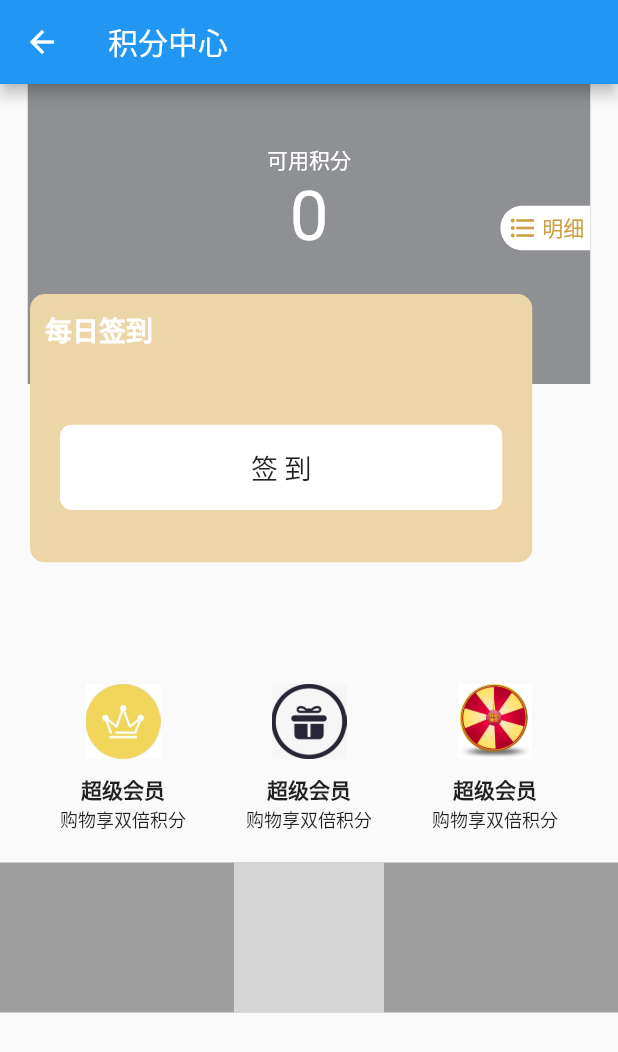
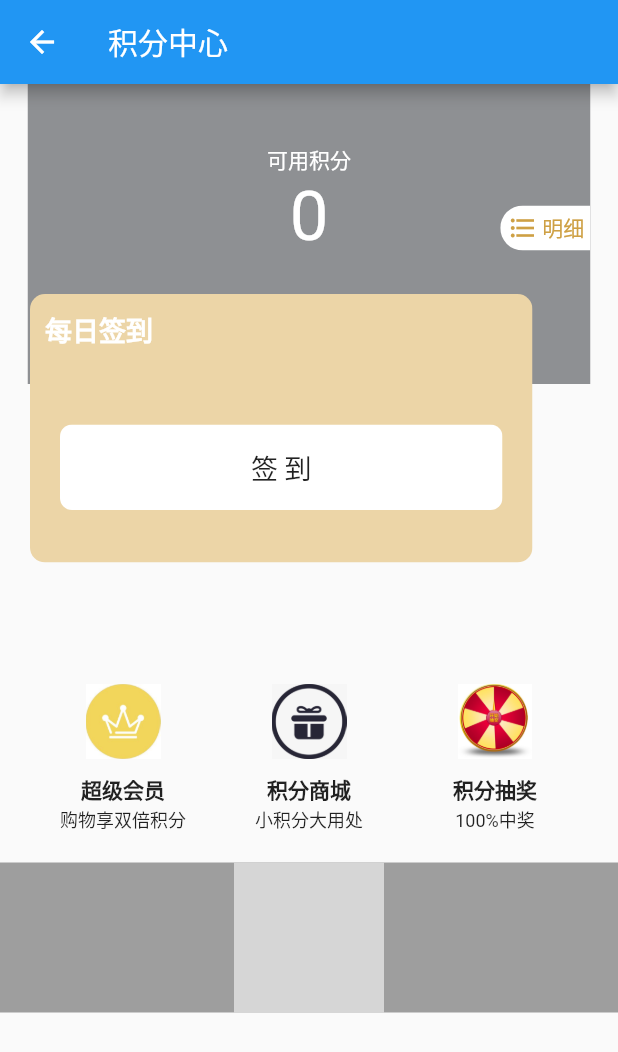
Before and after one commit to gooking/apifm-flutter-demo, a Flutter app: the SignIndex screen opened by its route, on a phone screen of 412 x 824 dp. Shown: the top 1052 px of the screen. Run offline on Flutter 3.47's test engine with Material 2 defaults, Android fonts, the phone set to English and light mode, and no system bars; our stand-ins replace device_info, flutter_swiper, fluttertoast, shared_preferences; missing offline and left inert: apifm, flutter_qq, fluwx, loading; accounts and stored records are empty; statements that could not run were skipped; grey boxes are pictures that could not be loaded.

```diff
--- a/lib/auth/login.dart
+++ b/lib/auth/login.dart
@@ -23,8 +23,8 @@ class _LoginPageWidgetState extends State<LoginPage> {
 
   @override
   void initState() {
+    super.initState();
     Apifm.init(apifmConfigSubDomain);
-    super.initState();
   }
 
   forgetPassword () {
--- a/lib/component/banner.dart
+++ b/lib/component/banner.dart
@@ -6,11 +6,16 @@ import 'package:loading/loading.dart';
 import 'package:loading/indicator/ball_pulse_indicator.dart';
 
 class BannerWidget extends StatefulWidget {
+  final List<String> imagesList;
   final double height;
   final String type;
-  BannerWidget(this.height, this.type);
+  BannerWidget({@required this.height, this.type='', this.imagesList});
   @override
-  _WidgetState createState() => new _WidgetState(height, type);
+  _WidgetState createState() => new _WidgetState(
+    height: height,
+    type: type,
+    imagesList: imagesList,
+  );
 }
 
 class _WidgetState extends State<BannerWidget> {
@@ -18,15 +23,17 @@ class _WidgetState extends State<BannerWidget> {
   final double height;
   final String type;
 
-  _WidgetState(this.height, this.type);
+  _WidgetState({this.height, this.type, this.imagesList});
 
   @override
   void initState () {
     super.initState();
-    // 初始化 apifm 插件
-    Apifm.init(apifmConfigSubDomain);
-    // 读取启动图片数据
-    banners();
+    if (imagesList == null || imagesList.length == 0) {
+      // 初始化 apifm 插件
+      Apifm.init(apifmConfigSubDomain);
+      // 读取启动图片数据
+      banners();
+    }
   }
 
   banners () async {
--- a/lib/index/index.dart
+++ b/lib/index/index.dart
@@ -22,7 +22,7 @@ class IndexPage extends StatelessWidget {
                 <Widget>[
                   Stack(
                     children: <Widget>[
-                      BannerWidget(200, 'new'),
+                      BannerWidget(height:200, type:'new'),
                       new SignFloatBtnPage(),
                     ],
                   ),
--- a/lib/main.dart
+++ b/lib/main.dart
@@ -1,6 +1,5 @@
 import 'package:flutter/material.dart';
-import 'package:myapp/sign/index.dart';
-import 'package:myapp/store/store.dart';
+import 'store/store.dart';
 import 'package:provider/provider.dart';
 import 'start_page.dart';
 import 'config.dart';
@@ -27,7 +26,7 @@ class Main extends StatelessWidget {
       theme: new ThemeData(
         primarySwatch: Colors.blue,
       ),
-      home: new StartPage(), //SignIndex StartPage
+      home: new StartPage(), //GoodsDetailPage StartPage
     );
   }
 }
--- a/lib/routes.dart
+++ b/lib/routes.dart
@@ -5,6 +5,7 @@ import 'auth/index.dart';
 import 'auth/login.dart';
 import 'auth/register.dart';
 import 'auth/reset_pwd.dart';
+import 'goods/index.dart';
 import 'index/index.dart';
 
 Map<String, WidgetBuilder> initAppRoutes() {
@@ -15,5 +16,6 @@ Map<String, WidgetBuilder> initAppRoutes() {
     '/reg': (context) => RegisterPage(),
     '/forget-pwd': (context) => ForgetPwdPage(),
     '/score/index': (context) => SignIndex(),
+    '/goods/detail': (context) => GoodsDetailPage(),
   };
 }
--- a/lib/sign/index.dart
+++ b/lib/sign/index.dart
@@ -2,7 +2,7 @@ import 'package:flutter/material.dart';
 import 'package:myapp/component/banner.dart';
 import 'package:apifm/apifm.dart' as Apifm;
 import 'package:myapp/store/store.dart';
-import 'package:myapp/utils/apis.dart';
+import '../utils/apis.dart';
 import 'package:provider/provider.dart';
 import '../config.dart';
 import 'mx_btn.dart';
@@ -39,7 +39,7 @@ class _Colums extends StatelessWidget {
         SizedBox(
           height: 20,
         ),
-        new BannerWidget(90, 'score'),
+        new BannerWidget(height:90, type:'score'),
       ],
     );
   }
@@ -143,11 +143,11 @@ class _Useless extends StatelessWidget {
                 height: 10,
               ),
               Text(
-                '超级会员',
+                '积分商城',
                 style: TextStyle(fontSize: 14, fontWeight: FontWeight.bold),
               ),
               Text(
-                '购物享双倍积分',
+                '小积分大用处',
                 style: TextStyle(fontSize: 12),
               ),
             ],
@@ -165,11 +165,11 @@ class _Useless extends StatelessWidget {
                 height: 10,
               ),
               Text(
-                '超级会员',
+                '积分抽奖',
                 style: TextStyle(fontSize: 14, fontWeight: FontWeight.bold),
               ),
               Text(
-                '购物享双倍积分',
+                '100%中奖',
                 style: TextStyle(fontSize: 12),
               ),
             ],
--- a/pubspec.yaml
+++ b/pubspec.yaml
@@ -24,7 +24,7 @@ dependencies:
   # Use with the CupertinoIcons class for iOS style icons.
   flutter_spinkit: ^4.0.0
   flutter_swiper: ^1.1.6
-  apifm: ^1.2.0
+  apifm: ^1.3.0
   loading: ^1.0.1
   fluttertoast: ^3.1.3
   device_info: ^0.4.0+2
```
Also changed, not shown: lib/goods/index.dart (added, +184 -0 lines), lib/index/goods.dart (+6 -1 lines), flutter_01.png (deleted), lib/utils/apis.dart (line endings or trailing spaces), pubspec.lock.
